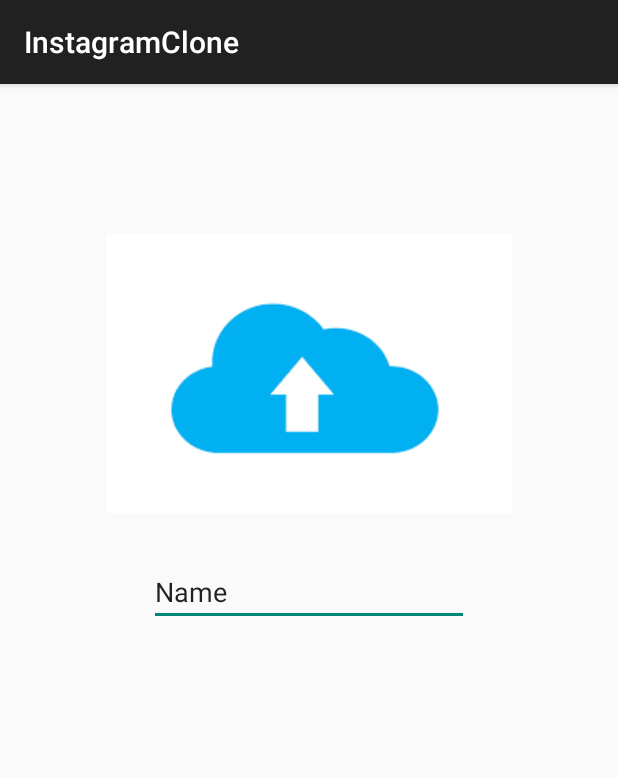
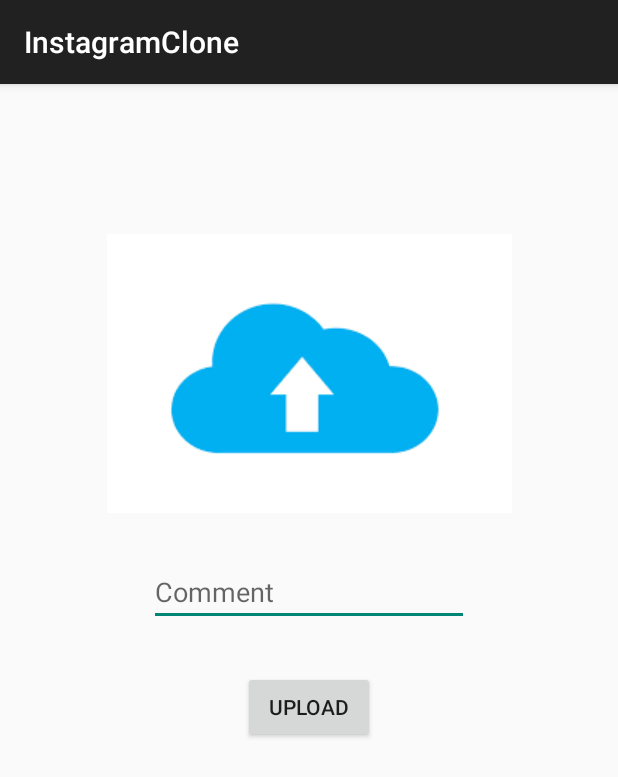
Before and after one commit to ahmetgurr/InstagramClone, an Android app: the screen it shows after launch once a user with an empty profile is signed in (UploadActivity), in the options menu, after a tap on "Add Post", on a phone screen of 412 x 824 dp. Shown: the top 777 px of the screen. Run offline under Robolectric (Android 15) with nearby library versions, the phone set to English and light mode, and no system bars; our stand-ins replace Firebase (no records; nobody signed in at launch, a user with empty details on screens opened directly), Picasso.

Commit message:
Working with basic functions

```diff
--- a/app/build.gradle
+++ b/app/build.gradle
@@ -53,4 +53,8 @@ dependencies {
     implementation 'com.google.firebase:firebase-firestore'
     implementation 'com.google.firebase:firebase-storage'
 
+    // Glide Library
+    implementation 'com.squareup.picasso:picasso:2.71828'
+
+
 }
--- a/app/src/main/java/com/example/instagramclone/FeedActivity.kt
+++ /dev/null
@@ -1,50 +0,0 @@
-package com.example.instagramclone
-
-import android.content.Intent
-import androidx.appcompat.app.AppCompatActivity
-import android.os.Bundle
-import android.view.Menu
-import android.view.MenuItem
-import com.example.instagramclone.databinding.ActivityFeedBinding
-import com.google.firebase.auth.FirebaseAuth
-import com.google.firebase.auth.ktx.auth
-import com.google.firebase.ktx.Firebase
-
-class FeedActivity : AppCompatActivity() {
-    private lateinit var binding: ActivityFeedBinding
-    private lateinit var auth: FirebaseAuth
-
-    override fun onCreate(savedInstanceState: Bundle?) {
-        super.onCreate(savedInstanceState)
-        binding = ActivityFeedBinding.inflate(layoutInflater)
-        val view = binding.root
-        setContentView(view)
-
-        auth = Firebase.auth
-
-    }
-
-    override fun onCreateOptionsMenu(menu: Menu?): Boolean {
-
-        val menuInflater = menuInflater
-        menuInflater.inflate(R.menu.insta_menu, menu)
-
-        return super.onCreateOptionsMenu(menu)
-    }
-
-    override fun onOptionsItemSelected(item: MenuItem): Boolean {
-        if(item.itemId == R.id.signout){
-            auth.signOut()
-            val intent = Intent(this, MainActivity::class.java)
-            startActivity(intent)
-            finish()
-            }else if(item.itemId == R.id.add_post){
-                val intent = Intent(this, UploadActivity::class.java)
-                startActivity(intent)
-
-        }
-        return super.onOptionsItemSelected(item)
-    }
-
-
-}
--- a/app/src/main/java/com/example/instagramclone/UploadActivity.kt
+++ /dev/null
@@ -1,83 +0,0 @@
-package com.example.instagramclone
-
-import android.content.Intent
-import android.content.pm.PackageManager
-import android.net.Uri
-import androidx.appcompat.app.AppCompatActivity
-import android.os.Bundle
-import android.provider.MediaStore
-import android.view.View
-import android.widget.Toast
-import androidx.activity.result.ActivityResultLauncher
-import androidx.activity.result.contract.ActivityResultContracts
-import androidx.core.app.ActivityCompat
-import androidx.core.content.ContextCompat
-import com.example.instagramclone.databinding.ActivityUploadBinding
-import com.google.android.material.snackbar.Snackbar
-import android.Manifest
-
-
-class UploadActivity : AppCompatActivity() {
-    private lateinit var binding: ActivityUploadBinding
-    private lateinit var activityResultLauncher: ActivityResultLauncher<Intent>
-    private lateinit var permissionLauncher: ActivityResultLauncher<String>
-    var selectedPicture: Uri? = null
-
-    override fun onCreate(savedInstanceState: Bundle?) {
-        super.onCreate(savedInstanceState)
-        setContentView(R.layout.activity_upload)
-
-        registerLauncher()
-    }
-
-    fun upload(view: View){
-        // Upload image to Firebase Storage
-    }
-    fun selectImage(view: View) {
-        if (ContextCompat.checkSelfPermission(
-                this,
-                Manifest.permission.READ_EXTERNAL_STORAGE
-            ) != PackageManager.PERMISSION_GRANTED
-        ) {
-            if (ActivityCompat.shouldShowRequestPermissionRationale(this, Manifest.permission.READ_EXTERNAL_STORAGE)){
-                Snackbar.make(view,"Permission needed for gallery", Snackbar.LENGTH_INDEFINITE).setAction("Give Permission"){
-                    // Request permission
-                    permissionLauncher.launch(Manifest.permission.READ_EXTERNAL_STORAGE)
-                }.show()
-            }else{
-                // Request permission
-                permissionLauncher.launch(Manifest.permission.READ_EXTERNAL_STORAGE)
-            }
-        }else {
-            // Permission granted
-            val intentToGallery = Intent(Intent.ACTION_PICK, MediaStore.Images.Media.EXTERNAL_CONTENT_URI)
-            activityResultLauncher.launch(intentToGallery)
-        }
-    }
-
-    fun registerLauncher(){
-        activityResultLauncher = registerForActivityResult(ActivityResultContracts.StartActivityForResult()){ result ->
-            if(result.resultCode == RESULT_OK){
-                val intentFromResult = result.data
-                if(intentFromResult != null){
-                    selectedPicture = intentFromResult.data
-                    selectedPicture?.let {
-                        binding.selectImage.setImageURI(it)
-                    }
-                }
-            }
-        }
-
-        permissionLauncher = registerForActivityResult(ActivityResultContracts.RequestPermission()){ result ->
-            if(result){
-                // Permission granted
-                val intentToGallery = Intent(Intent.ACTION_PICK, MediaStore.Images.Media.EXTERNAL_CONTENT_URI)
-                activityResultLauncher.launch(intentToGallery)
-            }else{
-                // Permission denied
-                Toast.makeText(this, "Permission needed!", Toast.LENGTH_SHORT).show()
-            }
-        }
-    }
-
-}
--- /dev/null
+++ b/app/src/main/java/com/example/instagramclone/adapter/FeedRecyclerAdapter.kt
@@ -0,0 +1,37 @@
+package com.atilsamancioglu.kotlinfirebaseinsta.adapter
+
+import android.view.LayoutInflater
+import android.view.View
+import android.view.ViewGroup
+import android.widget.ImageView
+import android.widget.TextView
+import androidx.recyclerview.widget.RecyclerView
+import com.example.instagramclone.databinding.RecyclerRowBinding
+import com.example.instagramclone.model.Post
+
+import com.squareup.picasso.Picasso
+
+class FeedRecyclerAdapter(private val postList : ArrayList<Post>) : RecyclerView.Adapter<FeedRecyclerAdapter.PostHolder>() {
+
+    class PostHolder(val binding: RecyclerRowBinding) : RecyclerView.ViewHolder(binding.root) {
+
+    }
+
+    override fun onCreateViewHolder(parent: ViewGroup, viewType: Int): PostHolder {
+        val binding = RecyclerRowBinding.inflate(LayoutInflater.from(parent.context),parent,false)
+        return PostHolder(binding)
+    }
+
+    override fun getItemCount(): Int {
+        return postList.size
+
+    }
+
+    override fun onBindViewHolder(holder: PostHolder, position: Int) {
+        holder.binding.recyclerEmailText.text = postList.get(position).email
+        holder.binding.recyclerCommentText.text = postList.get(position).comment
+        Picasso.get().load(postList[position].downloadUrl).into(holder.binding.recyclerImageView)
+    }
+
+
+}
--- /dev/null
+++ b/app/src/main/java/com/example/instagramclone/model/Post.kt
@@ -0,0 +1,5 @@
+package com.example.instagramclone.model
+
+class Post(val email: String, val comment: String, val downloadUrl: String) {
+
+}
--- /dev/null
+++ b/app/src/main/java/com/example/instagramclone/view/FeedActivity.kt
@@ -0,0 +1,108 @@
+package com.example.instagramclone.view
+
+import android.content.Intent
+import androidx.appcompat.app.AppCompatActivity
+import android.os.Bundle
+import android.view.Menu
+import android.view.MenuItem
+import android.widget.Toast
+import androidx.recyclerview.widget.LinearLayoutManager
+import com.atilsamancioglu.kotlinfirebaseinsta.adapter.FeedRecyclerAdapter
+import com.example.instagramclone.R
+import com.example.instagramclone.databinding.ActivityFeedBinding
+import com.example.instagramclone.model.Post
+import com.google.firebase.auth.FirebaseAuth
+import com.google.firebase.auth.ktx.auth
+import com.google.firebase.firestore.FirebaseFirestore
+import com.google.firebase.firestore.Query
+import com.google.firebase.firestore.ktx.firestore
+import com.google.firebase.ktx.Firebase
+
+class FeedActivity : AppCompatActivity() {
+    private lateinit var binding: ActivityFeedBinding
+    private lateinit var auth: FirebaseAuth
+    private lateinit var db : FirebaseFirestore
+    private lateinit var postArrayList : ArrayList<Post>
+    var adapter : FeedRecyclerAdapter? = null
+
+
+    override fun onCreate(savedInstanceState: Bundle?) {
+        super.onCreate(savedInstanceState)
+        binding = ActivityFeedBinding.inflate(layoutInflater)
+        val view = binding.root
+        setContentView(view)
+
+        auth = Firebase.auth
+        db = Firebase.firestore
+
+        postArrayList = ArrayList<Post>()
+
+        getDataFromFirestore()
+
+
+        //recyclerview
+
+        binding.recyclerView.layoutManager = LinearLayoutManager(this)
+
+        adapter = FeedRecyclerAdapter(postArrayList)
+        binding.recyclerView.adapter = adapter
+
+
+    }
+
+    override fun onCreateOptionsMenu(menu: Menu?): Boolean {
+
+        val menuInflater = menuInflater
+        menuInflater.inflate(R.menu.insta_menu, menu)
+
+        return super.onCreateOptionsMenu(menu)
+    }
+
+    override fun onOptionsItemSelected(item: MenuItem): Boolean {
+        if(item.itemId == R.id.signout){
+            auth.signOut()
+            val intent = Intent(this, MainActivity::class.java)
+            startActivity(intent)
+            finish()
+            }else if(item.itemId == R.id.add_post){
+                val intent = Intent(this, UploadActivity::class.java)
+                startActivity(intent)
+
+        }
+        return super.onOptionsItemSelected(item)
+    }
+
+    fun getDataFromFirestore() {
+
+        db.collection("Posts").orderBy("date",
+            Query.Direction.DESCENDING).addSnapshotListener { snapshot, exception ->
+            if (exception != null) {
+                Toast.makeText(applicationContext,exception.localizedMessage,Toast.LENGTH_LONG).show()
+            } else {
+
+                if (snapshot != null) {
+                    if (!snapshot.isEmpty) {
+
+                        postArrayList.clear()
+
+                        val documents = snapshot.documents
+                        for (document in documents) {
+                            val comment = document.get("comment") as String
+                            val useremail = document.get("userEmail") as String
+                            val downloadUrl = document.get("downloadUrl") as String
+                            //val timestamp = document.get("date") as Timestamp
+                            //val date = timestamp.toDate()
+
+                            val post = Post(useremail,comment, downloadUrl)
+                            postArrayList.add(post)
+                        }
+                        adapter!!.notifyDataSetChanged()
+
+                    }
+                }
+
+            }
+        }
+
+    }
+}
--- a/app/src/main/java/com/example/instagramclone/MainActivity.kt
+++ b/app/src/main/java/com/example/instagramclone/view/MainActivity.kt
@@ -1,4 +1,4 @@
-package com.example.instagramclone
+package com.example.instagramclone.view
 
 import android.content.Intent
 import androidx.appcompat.app.AppCompatActivity
--- /dev/null
+++ b/app/src/main/java/com/example/instagramclone/view/UploadActivity.kt
@@ -0,0 +1,286 @@
+package com.example.instagramclone.view
+/*
+import android.content.Intent
+import android.content.pm.PackageManager
+import android.net.Uri
+import androidx.appcompat.app.AppCompatActivity
+import android.os.Bundle
+import android.provider.MediaStore
+import android.view.View
+import android.widget.Toast
+import androidx.activity.result.ActivityResultLauncher
+import androidx.activity.result.contract.ActivityResultContracts
+import androidx.core.app.ActivityCompat
+import androidx.core.content.ContextCompat
+import com.example.instagramclone.databinding.ActivityUploadBinding
+import com.google.android.material.snackbar.Snackbar
+import android.Manifest
+import android.graphics.ImageDecoder
+import android.graphics.ImageDecoder.*
+import android.os.Build
+import com.example.instagramclone.R
+import com.google.firebase.auth.FirebaseAuth
+import com.google.firebase.auth.ktx.auth
+import com.google.firebase.firestore.FirebaseFirestore
+import com.google.firebase.firestore.ktx.firestore
+import com.google.firebase.ktx.Firebase
+import com.google.firebase.storage.FirebaseStorage
+import com.google.firebase.storage.ktx.storage
+import java.util.UUID
+import com.google.firebase.Timestamp
+
+ */
+
+import android.Manifest
+import android.content.Intent
+import android.content.pm.PackageManager
+import android.graphics.Bitmap
+import android.graphics.ImageDecoder
+import android.graphics.ImageDecoder.createSource
+import android.graphics.ImageDecoder.decodeBitmap
+import android.net.Uri
+import android.os.Build
+import androidx.appcompat.app.AppCompatActivity
+import android.os.Bundle
+import android.provider.MediaStore
+import android.view.View
+import android.widget.Toast
+import androidx.activity.result.ActivityResultLauncher
+import androidx.activity.result.contract.ActivityResultContracts
+import androidx.core.app.ActivityCompat
+import androidx.core.content.ContextCompat
+import com.example.instagramclone.R
+import com.example.instagramclone.databinding.ActivityUploadBinding
+
+import com.google.android.material.snackbar.Snackbar
+import com.google.firebase.Timestamp
+import com.google.firebase.auth.FirebaseAuth
+import com.google.firebase.auth.ktx.auth
+import com.google.firebase.firestore.FirebaseFirestore
+import com.google.firebase.firestore.ktx.firestore
+import com.google.firebase.ktx.Firebase
+import com.google.firebase.storage.FirebaseStorage
+import com.google.firebase.storage.ktx.storage
+import java.io.IOException
+import java.util.*
+
+class UploadActivity : AppCompatActivity() {
+
+    var selectedPicture : Uri? = null
+    var selectedBitmap : Bitmap? = null
+    private lateinit var db : FirebaseFirestore
+    private lateinit var auth : FirebaseAuth
+    private lateinit var binding: ActivityUploadBinding
+    private lateinit var activityResultLauncher: ActivityResultLauncher<Intent>
+    private lateinit var permissionLauncher: ActivityResultLauncher<String>
+
+
+    override fun onCreate(savedInstanceState: Bundle?) {
+        super.onCreate(savedInstanceState)
+        binding = ActivityUploadBinding.inflate(layoutInflater)
+        val view = binding.root
+        setContentView(view)
+        registerLauncher()
+
+        auth = Firebase.auth
+        db = Firebase.firestore
+
+    }
+
+    fun imageViewClicked(view : View)  {
+
+        if (ContextCompat.checkSelfPermission(this, Manifest.permission.READ_EXTERNAL_STORAGE) != PackageManager.PERMISSION_GRANTED) {
+            if (ActivityCompat.shouldShowRequestPermissionRationale(this, Manifest.permission.READ_EXTERNAL_STORAGE)) {
+                Snackbar.make(view, "Permission needed for gallery", Snackbar.LENGTH_INDEFINITE).setAction("Give Permission",
+                    View.OnClickListener {
+                        permissionLauncher.launch(Manifest.permission.READ_EXTERNAL_STORAGE)
+                    }).show()
+            } else {
+                permissionLauncher.launch(Manifest.permission.READ_EXTERNAL_STORAGE)
+            }
+        } else {
+            val intentToGallery = Intent(Intent.ACTION_PICK, MediaStore.Images.Media.EXTERNAL_CONTENT_URI)
+            activityResultLauncher.launch(intentToGallery)
+
+        }
+
+    }
+
+
+    fun uploadClicked (view: View) {
+
+        //UUID -> image name
+        val uuid = UUID.randomUUID()
+        val imageName = "$uuid.jpg"
+
+        val storage = Firebase.storage
+        val reference = storage.reference
+        val imagesReference = reference.child("images").child(imageName)
+
+        if (selectedPicture != null) {
+            imagesReference.putFile(selectedPicture!!).addOnSuccessListener { taskSnapshot ->
+
+                val uploadedPictureReference = storage.reference.child("images").child(imageName)
+                uploadedPictureReference.downloadUrl.addOnSuccessListener { uri ->
+                    val downloadUrl = uri.toString()
+                    println(downloadUrl)
+
+                    val postMap = hashMapOf<String,Any>()
+                    postMap.put("downloadUrl",downloadUrl)
+                    postMap.put("userEmail",auth.currentUser!!.email.toString())
+                    postMap.put("comment",binding.commentText.text.toString())
+                    postMap.put("date",Timestamp.now())
+
+
+
+                    db.collection( "Posts").add(postMap).addOnCompleteListener{task ->
+
+                        if (task.isComplete && task.isSuccessful) {
+                            //back
+                            finish()
+
+                        }
+
+                    }.addOnFailureListener{exception ->
+                        Toast.makeText(applicationContext,exception.localizedMessage,Toast.LENGTH_LONG).show()
+                    }
+
+
+                }
+
+            }
+
+        }
+
+
+    }
+
+    private fun registerLauncher() {
+        activityResultLauncher = registerForActivityResult(
+            ActivityResultContracts.StartActivityForResult()
+        ) { result ->
+            if (result.resultCode == RESULT_OK) {
+                val intentFromResult = result.data
+                if (intentFromResult != null) {
+                    selectedPicture = intentFromResult.data
+                    try {
+                        if (Build.VERSION.SDK_INT >= 28) {
+                            val source = createSource(
+                                this@UploadActivity.contentResolver,
+                                selectedPicture!!
+                            )
+                            selectedBitmap = decodeBitmap(source)
+                            binding.imageViewClicked.setImageBitmap(selectedBitmap)
+                        } else {
+                            selectedBitmap = MediaStore.Images.Media.getBitmap(
+                                this@UploadActivity.contentResolver,
+                                selectedPicture
+                            )
+                            binding.imageViewClicked.setImageBitmap(selectedBitmap)
+                        }
+                    } catch (e: IOException) {
+                        e.printStackTrace()
+                    }
+                }
+            }
+        }
+        permissionLauncher = registerForActivityResult(
+            ActivityResultContracts.RequestPermission()
+        ) { result ->
+            if (result) {
+                //permission granted
+                val intentToGallery = Intent(Intent.ACTION_PICK, MediaStore.Images.Media.EXTERNAL_CONTENT_URI)
+                activityResultLauncher.launch(intentToGallery)
+            } else {
+                //permission denied
+                Toast.makeText(this@UploadActivity, "Permisson needed!", Toast.LENGTH_LONG).show()
+            }
+        }
+    }
+/*
+    fun upload(view: View){
+        // Upload image to Firebase Storage
+        val uuid = UUID.randomUUID()
+        val imageName = "$uuid.jpg"
+
+        val reference = storage.reference
+        val imagesReference = reference.child("images").child(imageName)
+
+        if (selectedPicture != null){
+
+            imagesReference.putFile(selectedPicture!!).addOnSuccessListener {
+                // Download url
+                val uploadedPictureReference = storage.reference.child("images").child(imageName)
+                uploadedPictureReference.downloadUrl.addOnSuccessListener { uri ->
+                    val downloadUrl = uri.toString()
+                    // Upload to Firestore
+
+                    val postMap = hashMapOf<String,Any>()
+                    postMap.put("downloadUrl",downloadUrl)
+                    postMap.put("userEmail",auth.currentUser!!.email.toString())
+                    postMap.put("comment",binding.commentText.text.toString())
+                    postMap.put("date",Timestamp.now())
+
+                    firestore.collection("Posts").add(postMap).addOnCompleteListener { task ->
+                        if (task.isSuccessful){
+                            finish()
+                        }
+                    }.addOnFailureListener { exception ->
+                        Toast.makeText(this, exception.localizedMessage, Toast.LENGTH_LONG).show()
+                    }
+                }
+            }
+
+        }
+
+    }
+
+    fun selectImage(view: View) {
+        if (ContextCompat.checkSelfPermission(
+                this,
+                Manifest.permission.READ_EXTERNAL_STORAGE
+            ) != PackageManager.PERMISSION_GRANTED
+        ) {
+            if (ActivityCompat.shouldShowRequestPermissionRationale(this, Manifest.permission.READ_EXTERNAL_STORAGE)){
+                Snackbar.make(view,"Permission needed for gallery", Snackbar.LENGTH_INDEFINITE).setAction("Give Permission"){
+                    // Request permission
+                    permissionLauncher.launch(Manifest.permission.READ_EXTERNAL_STORAGE)
+                }.show()
+            }else{
+                // Request permission
+                permissionLauncher.launch(Manifest.permission.READ_EXTERNAL_STORAGE)
+            }
+        }else {
+            // Permission granted
+            val intentToGallery = Intent(Intent.ACTION_PICK, MediaStore.Images.Media.EXTERNAL_CONTENT_URI)
+            activityResultLauncher.launch(intentToGallery)
+        }
+    }
+
+    fun registerLauncher(){
+        activityResultLauncher = registerForActivityResult(ActivityResultContracts.StartActivityForResult()){ result ->
+            if(result.resultCode == RESULT_OK){
+                val intentFromResult = result.data
+                if(intentFromResult != null){
+                    selectedPicture = intentFromResult.data
+                    selectedPicture?.let {
+                        binding.selectImage.setImageURI(it)
+                    }
+                }
+            }
+        }
+
+        permissionLauncher = registerForActivityResult(ActivityResultContracts.RequestPermission()){ result ->
+            if(result){
+                // Permission granted
+                val intentToGallery = Intent(Intent.ACTION_PICK, MediaStore.Images.Media.EXTERNAL_CONTENT_URI)
+                activityResultLauncher.launch(intentToGallery)
+            }else{
+                // Permission denied
+                Toast.makeText(this, "Permission needed!", Toast.LENGTH_SHORT).show()
+            }
+        }
+    }
+
+ */
+}
--- a/app/src/main/res/layout/activity_feed.xml
+++ b/app/src/main/res/layout/activity_feed.xml
@@ -4,7 +4,7 @@
     xmlns:tools="http://schemas.android.com/tools"
     android:layout_width="match_parent"
     android:layout_height="match_parent"
-    tools:context=".FeedActivity">
+    tools:context=".view.FeedActivity">
 
     <androidx.recyclerview.widget.RecyclerView
         android:id="@+id/recyclerView"
--- a/app/src/main/res/layout/activity_main.xml
+++ b/app/src/main/res/layout/activity_main.xml
@@ -4,7 +4,7 @@
     xmlns:tools="http://schemas.android.com/tools"
     android:layout_width="match_parent"
     android:layout_height="match_parent"
-    tools:context=".MainActivity">
+    tools:context=".view.MainActivity">
 
     <EditText
         android:id="@+id/emailText"
--- a/app/src/main/res/layout/activity_upload.xml
+++ b/app/src/main/res/layout/activity_upload.xml
@@ -4,14 +4,14 @@
     xmlns:tools="http://schemas.android.com/tools"
     android:layout_width="match_parent"
     android:layout_height="match_parent"
-    tools:context=".UploadActivity">
+    tools:context=".view.UploadActivity">
 
     <ImageView
-        android:id="@+id/selectImage"
+        android:id="@+id/imageViewClicked"
         android:layout_width="wrap_content"
         android:layout_height="wrap_content"
         android:layout_marginTop="100dp"
-        android:onClick="selectImage"
+        android:onClick="imageViewClicked"
         app:layout_constraintEnd_toEndOf="parent"
         app:layout_constraintHorizontal_bias="0.5"
         app:layout_constraintStart_toStartOf="parent"
@@ -19,15 +19,27 @@
         app:srcCompat="@drawable/upload" />
 
     <EditText
-        android:id="@+id/editTextText"
+        android:id="@+id/commentText"
         android:layout_width="wrap_content"
         android:layout_height="wrap_content"
         android:layout_marginTop="30dp"
         android:ems="10"
+        android:hint="Comment"
         android:inputType="text"
-        android:text="Name"
         app:layout_constraintEnd_toEndOf="parent"
         app:layout_constraintHorizontal_bias="0.5"
         app:layout_constraintStart_toStartOf="parent"
-        app:layout_constraintTop_toBottomOf="@+id/selectImage" />
+        app:layout_constraintTop_toBottomOf="@+id/imageViewClicked" />
+
+    <Button
+        android:id="@+id/uploadClicked"
+        android:layout_width="wrap_content"
+        android:layout_height="wrap_content"
+        android:layout_marginTop="30dp"
+        android:onClick="uploadClicked"
+        android:text="upload"
+        app:layout_constraintEnd_toEndOf="parent"
+        app:layout_constraintHorizontal_bias="0.5"
+        app:layout_constraintStart_toStartOf="parent"
+        app:layout_constraintTop_toBottomOf="@+id/commentText" />
 </androidx.constraintlayout.widget.ConstraintLayout>
```
Also changed, not shown: app/src/main/AndroidManifest.xml (+4 -3 lines), app/src/main/res/layout/recycler_row.xml (added, +40 -0 lines), app/src/main/res/values/colors.xml (+27 -0 lines), app/src/main/res/drawable/black.jpeg (added), app/src/main/res/drawable/grey.jpg (added).
